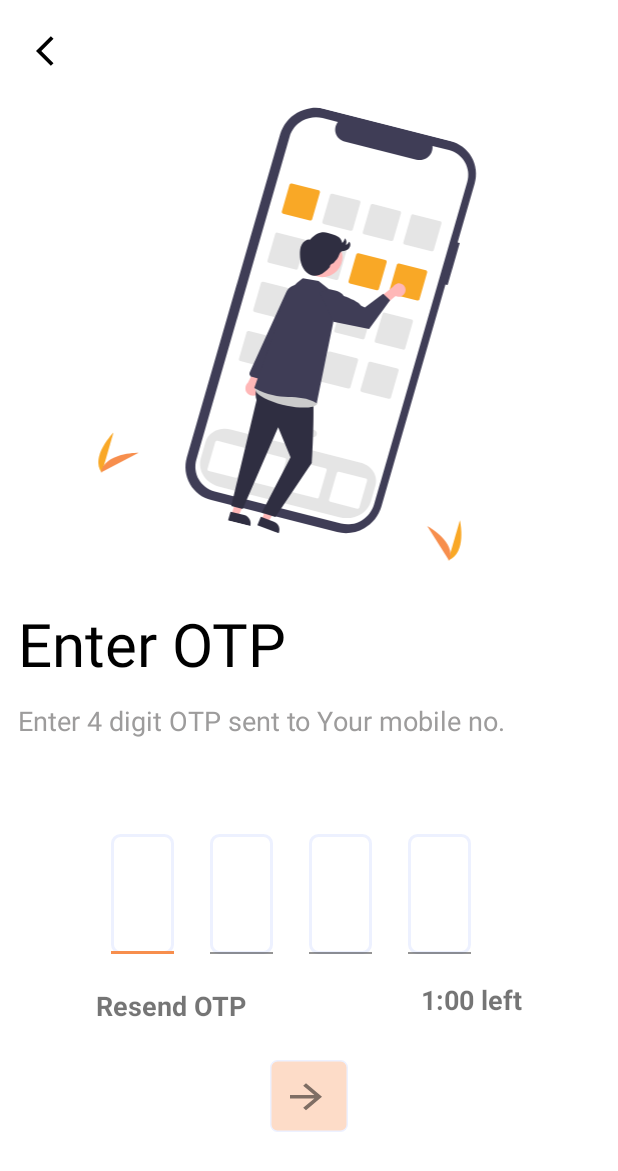
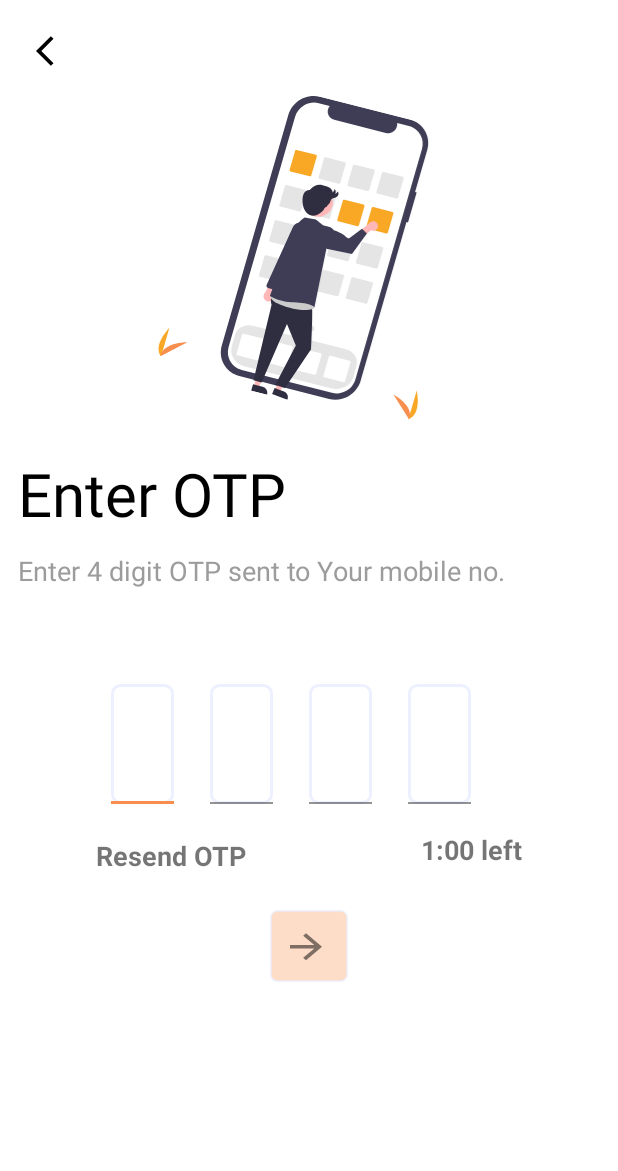
Before and after one commit to tarun620/BuildUpAndroidApp, an Android app: the ForgotPassOtpActivity screen opened directly, with no data from a screen before it, on a phone screen of 412 x 824 dp. Shown: the top 1171 px of the screen. Run offline under Robolectric (Android 15) with nearby library versions, the light colour scheme and no system bars; Roboto replaces fonts that are not available here.

Commit message:
minor changes

```diff
--- a/app/src/main/res/layout/activity_forgot_pass_otp.xml
+++ b/app/src/main/res/layout/activity_forgot_pass_otp.xml
@@ -20,7 +20,7 @@
     <ImageView
         android:id="@+id/imageView5"
         android:layout_width="0dp"
-        android:layout_height="350dp"
+        android:layout_height="250dp"
         android:src="@drawable/forgot_pass_otp"
         app:layout_constraintEnd_toEndOf="parent"
         app:layout_constraintHorizontal_bias="0.0"
```
